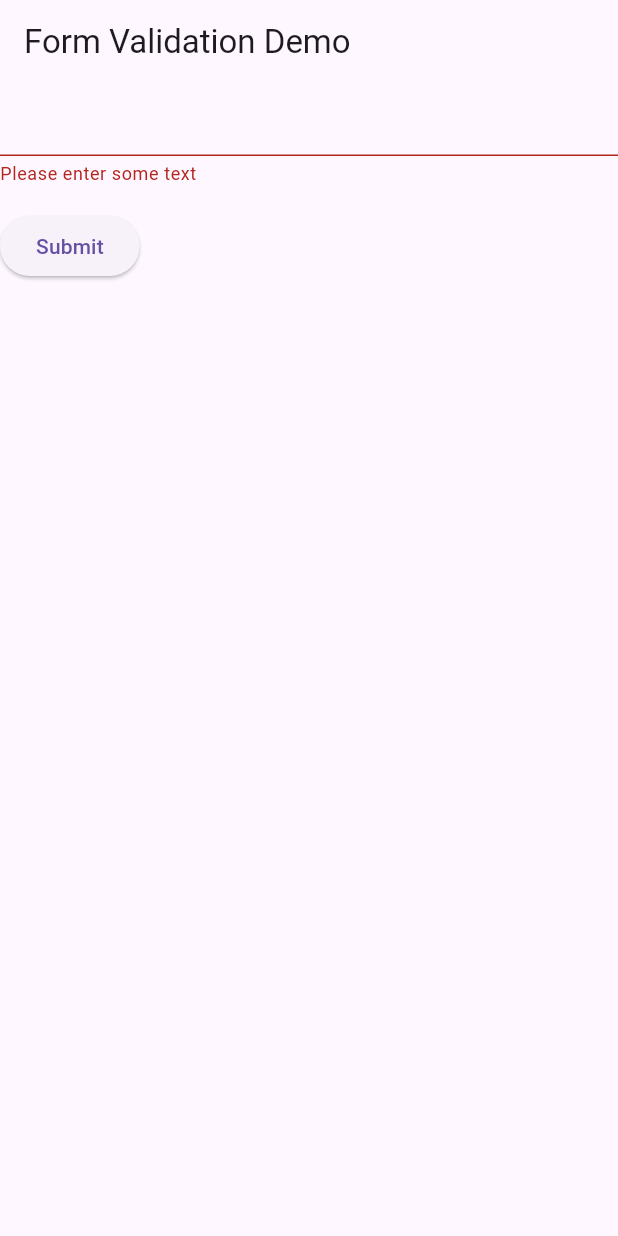
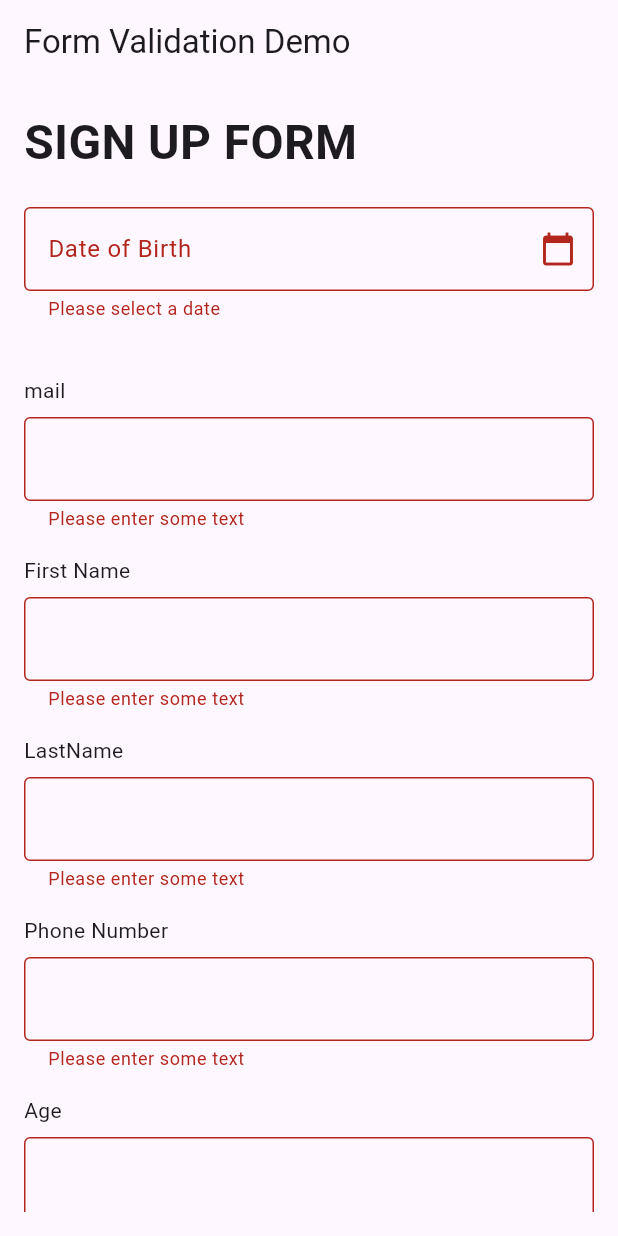
Before and after one commit to HassanCoulibaly/inclass10, a Flutter app: the screen it shows after launch, after a tap on "Submit", on a phone screen of 412 x 824 dp. Run offline on Flutter 3.47's test engine with Material 3 defaults, Android fonts, the phone set to English and light mode, and no system bars.

Commit message:
Adding boxes, textfield, calendar picker

```diff
--- a/lib/main.dart
+++ b/lib/main.dart
@@ -19,51 +19,97 @@ class MyApp extends StatelessWidget {
   }
 }
 
-// Create a Form widget.
 class MyCustomForm extends StatefulWidget {
   const MyCustomForm({super.key});
 
   @override
-  MyCustomFormState createState() {
-    return MyCustomFormState();
-  }
+  MyCustomFormState createState() => MyCustomFormState();
 }
 
-// Create a corresponding State class.
-// This class holds data related to the form.
 class MyCustomFormState extends State<MyCustomForm> {
-  // Create a global key that uniquely identifies the Form widget
-  // and allows validation of the form.
-  //
-  // Note: This is a GlobalKey<FormState>,
-  // not a GlobalKey<MyCustomFormState>.
   final _formKey = GlobalKey<FormState>();
+  final TextEditingController _dateController = TextEditingController();
+  final List headers = [
+    "mail",
+    "First Name",
+    "LastName",
+    "Phone Number",
+    "Age",
+  ];
+
+  @override
+  void dispose() {
+    _dateController.dispose();
+    super.dispose();
+  }
+
+  Future<void> _selectDate(BuildContext context) async {
+    DateTime? picked = await showDatePicker(
+      context: context,
+      initialDate: DateTime.now(),
+      firstDate: DateTime(1900),
+      lastDate: DateTime(2100),
+    );
+
+    if (picked != null) {
+      setState(() {
+        _dateController.text =
+            "${picked.toLocal()}".split(' ')[0]; // Format as YYYY-MM-DD
+      });
+    }
+  }
 
   @override
   Widget build(BuildContext context) {
-    // Build a Form widget using the _formKey created above.
-    return Form(
-      key: _formKey,
-      child: Column(
-        crossAxisAlignment: CrossAxisAlignment.start,
-        children: [
-          TextFormField(
-            // The validator receives the text that the user has entered.
-            validator: (value) {
-              if (value == null || value.isEmpty) {
-                return 'Please enter some text';
-              }
-              return null;
-            },
-          ),
-          Padding(
-            padding: const EdgeInsets.symmetric(vertical: 16),
-            child: ElevatedButton(
+    return Padding(
+      padding: const EdgeInsets.all(16.0),
+      child: Form(
+        key: _formKey,
+        child: ListView(
+          children: [
+            const Text(
+              "SIGN UP FORM",
+              style: TextStyle(fontSize: 32, fontWeight: FontWeight.bold),
+            ),
+            const SizedBox(height: 20),
+
+            // Date Picker Field
+            TextFormField(
+              controller: _dateController,
+              decoration: const InputDecoration(
+                labelText: "Date of Birth",
+                border: OutlineInputBorder(),
+                suffixIcon: Icon(Icons.calendar_today),
+              ),
+              readOnly: true, // Prevents keyboard from appearing
+              onTap: () => _selectDate(context), // Show DatePicker on tap
+              validator:
+                  (value) =>
+                      value == null || value.isEmpty
+                          ? 'Please select a date'
+                          : null,
+            ),
+            const SizedBox(height: 16),
+
+            const SizedBox(height: 20),
+
+            // Other Form Fields
+            for (int i = 0; i < headers.length; i++) ...[
+              Text(headers[i], textAlign: TextAlign.start),
+              const SizedBox(height: 8),
+              TextFormField(
+                decoration: const InputDecoration(border: OutlineInputBorder()),
+                validator:
+                    (value) =>
+                        value == null || value.isEmpty
+                            ? 'Please enter some text'
+                            : null,
+              ),
+              const SizedBox(height: 16),
+            ],
+            ElevatedButton(
               onPressed: () {
-                // Validate returns true if the form is valid, or false otherwise.
                 if (_formKey.currentState!.validate()) {
-                  // If the form is valid, display a snackbar. In the real world,
-                  // you'd often call a server or save the information in a database.
                   ScaffoldMessenger.of(context).showSnackBar(
                     const SnackBar(content: Text('Processing Data')),
                   );
@@ -71,8 +117,8 @@ class MyCustomFormState extends State<MyCustomForm> {
               },
               child: const Text('Submit'),
             ),
-          ),
-        ],
+          ],
+        ),
       ),
     );
   }
```
